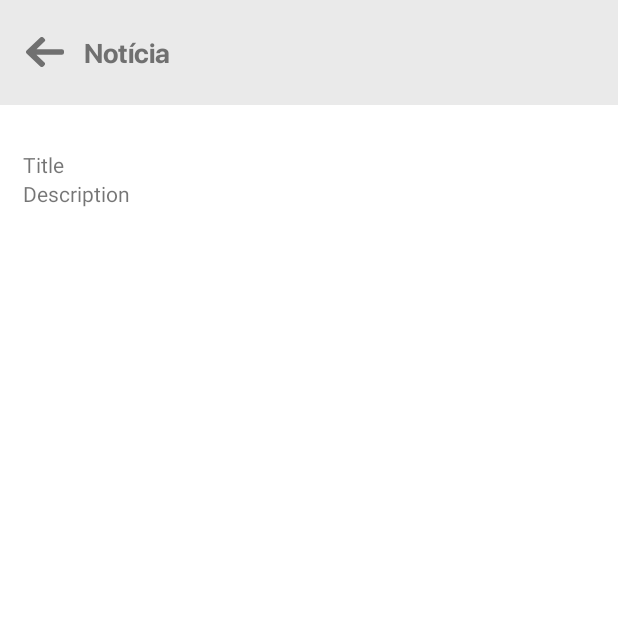
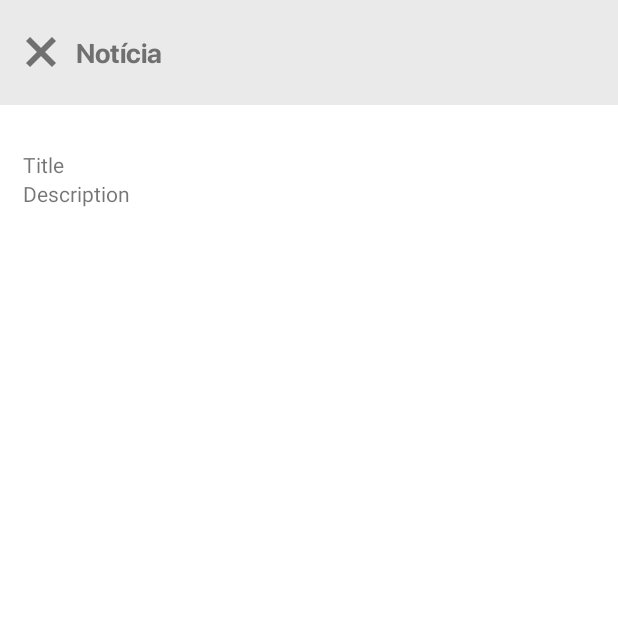
Before and after one commit to rgllima/regional-news-app, an Android app: the fragment ArticleWebviewFragment shown on its own in the app's theme, on a phone screen of 412 x 824 dp, the top half of it. Run offline under Robolectric (Android 15) with nearby library versions, the phone set to English and light mode, and no system bars.

Commit message:
Botão de fechar na tela de visualização de notícias

```diff
--- /dev/null
+++ b/app/src/main/res/drawable/ic_close.xml
@@ -0,0 +1,5 @@
+<vector android:height="43.6dp" android:viewportHeight="43.565"
+    android:viewportWidth="43.565" android:width="43.6dp" xmlns:android="http://schemas.android.com/apk/res/android">
+    <path android:fillColor="#707070" android:pathData="M6.6471,0.7074L42.8566,36.9169A1,1 99.1549,0 1,42.8566 38.3311L38.3304,42.8573A1,1 99.1549,0 1,36.9162 42.8573L0.7067,6.6478A1,1 0,0 1,0.7067 5.2336L5.2329,0.7074A1,1 115.0972,0 1,6.6471 0.7074z"/>
+    <path android:fillColor="#707070" android:pathData="M42.8573,6.6478L6.6478,42.8573A1,1 99.124,0 1,5.2336 42.8573L0.7074,38.3311A1,1 99.124,0 1,0.7074 36.9169L36.9169,0.7074A1,1 0,0 1,38.3311 0.7074L42.8573,5.2336A1,1 92.1841,0 1,42.8573 6.6478z"/>
+</vector>
--- a/app/src/main/res/layout/article_webview_fragment.xml
+++ b/app/src/main/res/layout/article_webview_fragment.xml
@@ -28,10 +28,10 @@
                 android:orientation="horizontal">
 
                 <ImageView
-                    android:layout_width="25dp"
+                    android:layout_width="20dp"
                     android:layout_height="20dp"
                     android:layout_marginStart="7dp"
-                    android:background="@drawable/back" />
+                    android:background="@drawable/ic_close" />
             </LinearLayout>
 
             <TextView
```
